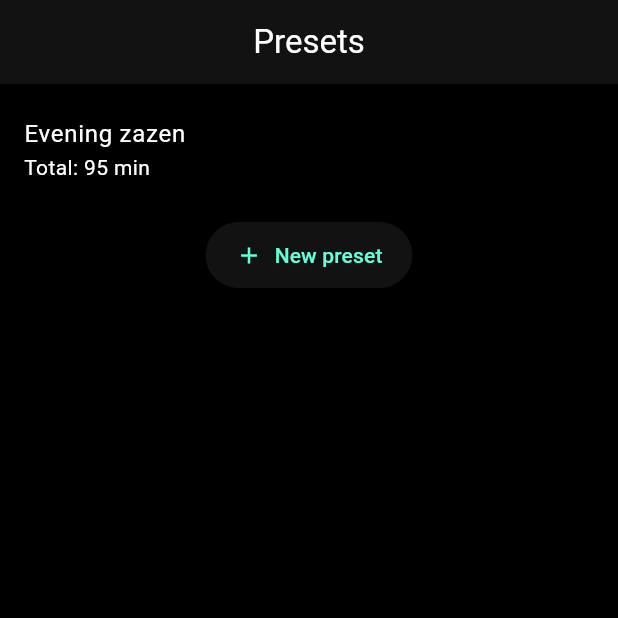
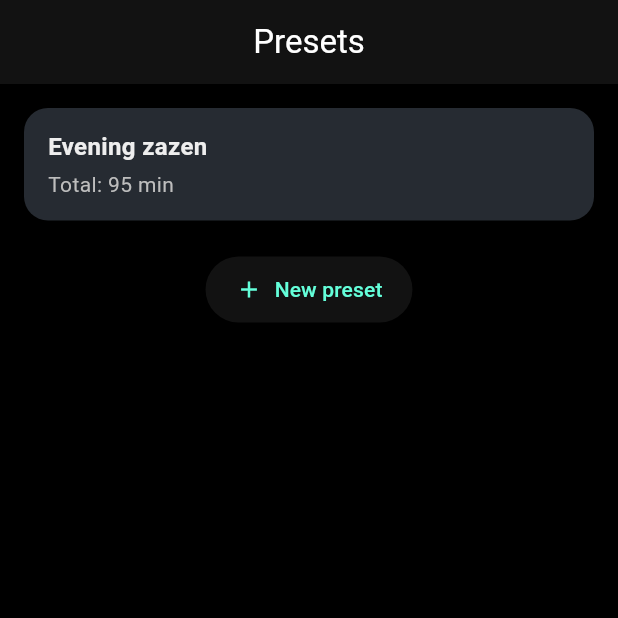
Before and after one commit to allanino/zazen_timer, a Flutter app: the screen it shows after launch, on a phone screen of 412 x 824 dp, the top half of it. Run offline on Flutter 3.47's test engine with Material 3 defaults, Android fonts, the phone set to English and light mode, and no system bars; drawn by our look-alikes of flutter_slidable; our stand-ins replace shared_preferences, wakelock_plus.

Commit message:
Improve presets list.

```diff
--- a/lib/main.dart
+++ b/lib/main.dart
@@ -244,14 +244,23 @@ class _PresetListScreenState extends State<PresetListScreen> {
           Expanded(
             child: ListView.builder(
               physics: const AlwaysScrollableScrollPhysics(),
-              padding: EdgeInsets.only(
-                bottom: MediaQuery.of(context).padding.bottom + 12.0,
+              padding: EdgeInsets.fromLTRB(
+                16,
+                8,
+                16,
+                MediaQuery.of(context).padding.bottom + 12.0,
               ),
               itemCount: _presets.length + 1,
               itemBuilder: (BuildContext context, int index) {
                 if (index < _presets.length) {
                   final SessionPreset preset = _presets[index];
-                  return Slidable(
+                  final double listHorizontalPadding = 32; // 16 + 16 from ListView padding
+                  final double cardWidth = MediaQuery.of(context).size.width - listHorizontalPadding;
+                  return Padding(
+                    padding: const EdgeInsets.only(bottom: 12),
+                    child: SizedBox(
+                      width: cardWidth,
+                      child: Slidable(
                             key: ValueKey(preset.id),
                             endActionPane: ActionPane(
                         motion: const ScrollMotion(),
@@ -261,6 +270,10 @@ class _PresetListScreenState extends State<PresetListScreen> {
                             backgroundColor: Colors.blue,
                             foregroundColor: Colors.white,
                             padding: EdgeInsets.zero,
+                            borderRadius: const BorderRadius.only(
+                              topLeft: Radius.circular(16),
+                              bottomLeft: Radius.circular(16),
+                            ),
                             child: Stack(
                               fit: StackFit.expand,
                               alignment: Alignment.center,
@@ -282,6 +295,10 @@ class _PresetListScreenState extends State<PresetListScreen> {
                             backgroundColor: Colors.red,
                             foregroundColor: Colors.white,
                             padding: EdgeInsets.zero,
+                            borderRadius: const BorderRadius.only(
+                              topRight: Radius.circular(16),
+                              bottomRight: Radius.circular(16),
+                            ),
                             child: Stack(
                               fit: StackFit.expand,
                               alignment: Alignment.center,
@@ -300,10 +317,49 @@ class _PresetListScreenState extends State<PresetListScreen> {
                           ),
                         ],
                       ),
-                    child: ListTile(
-                      title: Text(preset.name),
-                      subtitle: Text('Total: ${preset.totalDuration.inMinutes} min'),
+                      child: Material(
+                        color: const Color(0xFF262B32),
+                        borderRadius: BorderRadius.circular(16),
+                        child: InkWell(
                           onTap: () => _startPreset(preset),
+                          borderRadius: BorderRadius.circular(16),
+                          child: Padding(
+                            padding: const EdgeInsets.symmetric(
+                              horizontal: 16,
+                              vertical: 14,
+                            ),
+                            child: Row(
+                              children: <Widget>[
+                                Expanded(
+                                  child: Column(
+                                    crossAxisAlignment: CrossAxisAlignment.start,
+                                    mainAxisSize: MainAxisSize.min,
+                                    children: <Widget>[
+                                Text(
+                                  preset.name,
+                                  style: const TextStyle(
+                                    fontSize: 16,
+                                    fontWeight: FontWeight.w600,
+                                    color: Color(0xFFEEEEEE),
+                                  ),
+                                ),
+                                const SizedBox(height: 4),
+                                Text(
+                                  'Total: ${preset.totalDuration.inMinutes} min',
+                                  style: TextStyle(
+                                    fontSize: 14,
+                                    color: Colors.grey.shade400,
+                                  ),
+                                ),
+                              ],
+                                    ),
+                                  ),
+                              ],
+                            ),
+                          ),
+                        ),
+                      ),
+                    ),
                     ),
                   );
                 }
```
Lines whose indentation alone changed are shown as unchanged.
